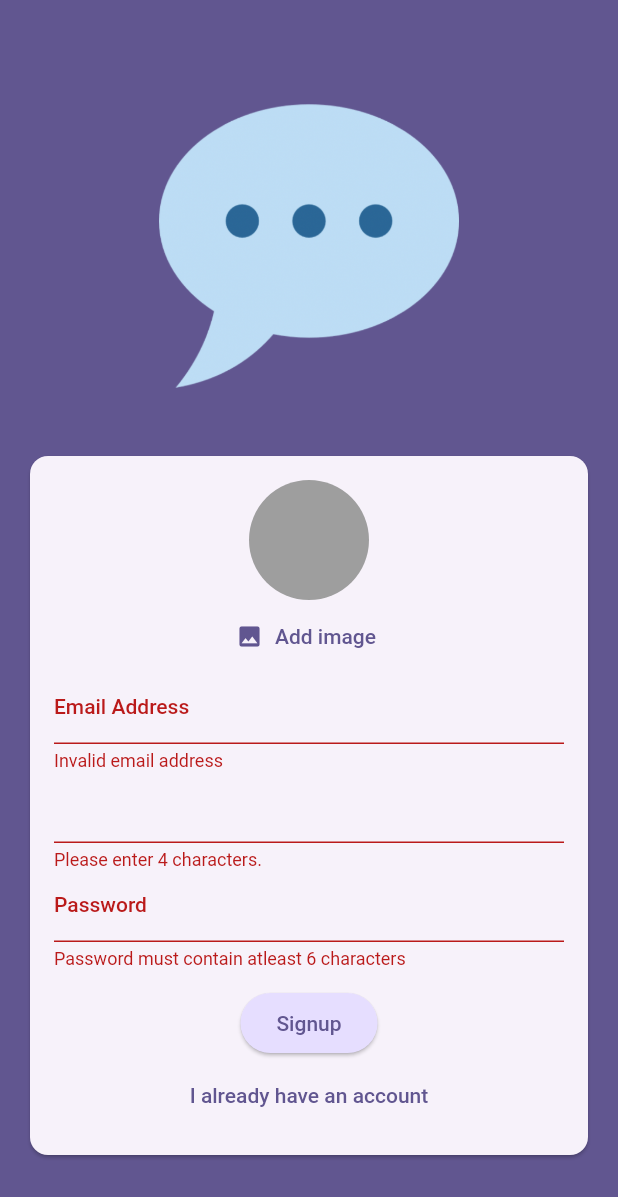
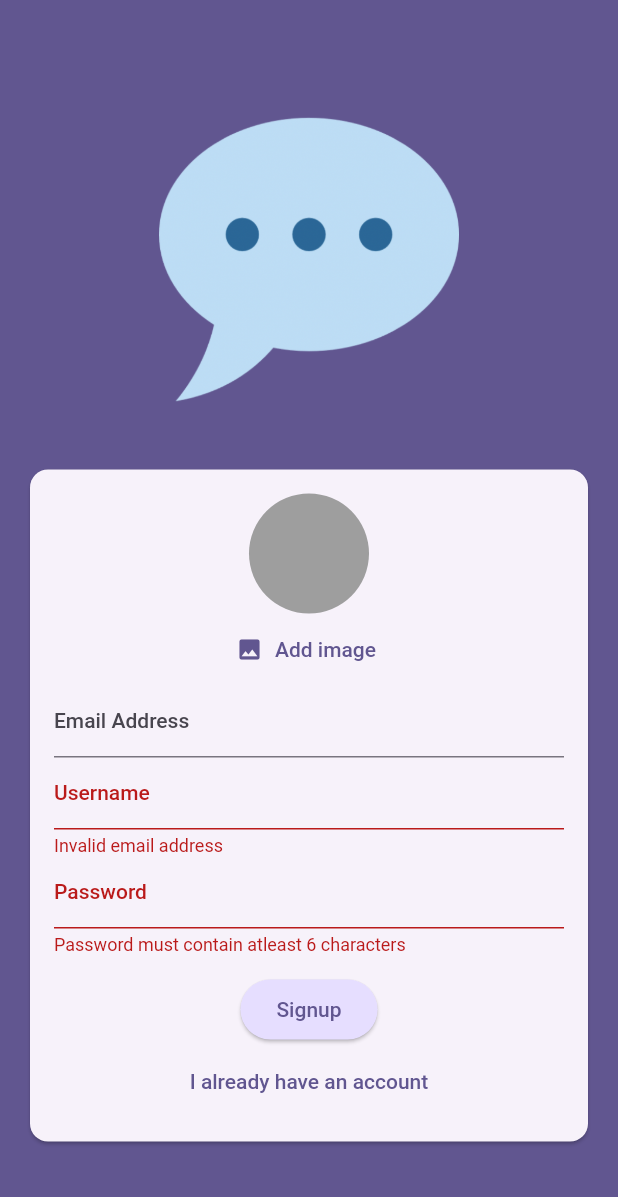
Before and after one commit to DilankaYasith/flutter_chat_app, a Flutter app: the screen it shows after launch, after a tap on "Login", after a tap on "Create an account", on a phone screen of 412 x 824 dp. Shown: the top 1197 px of the screen. Run offline on Flutter 3.47's test engine with Material 2 defaults, Android fonts, the phone set to English and light mode, and no system bars; our stand-ins replace cloud_firestore, firebase_auth, firebase_core, firebase_storage, image_picker; accounts and stored records are empty.

Commit message:
added the username field to the signup screen

```diff
--- a/lib/screens/auth.dart
+++ b/lib/screens/auth.dart
@@ -24,6 +24,7 @@ class _AuthScreenState extends State<AuthScreen> {
 
   var _isLogin = true;
   var _enteredEmail = '';
+  var _enteredUsername = '';
   var _enteredPassword = '';
   File? _selectedImage;
   var _isAuthenticating = false;
@@ -60,7 +61,7 @@ class _AuthScreenState extends State<AuthScreen> {
             .collection('users')
             .doc(userCredentials.user!.uid)
             .set({
-          'username': 'to be done..',
+          'username': _enteredUsername,
           'email': _enteredEmail,
           'image_url': imageUrl,
         });
@@ -133,7 +134,11 @@ class _AuthScreenState extends State<AuthScreen> {
                               _enteredEmail = value!;
                             },
                           ),
+                          if (!_isLogin)
                             TextFormField(
+                              decoration:
+                                  const InputDecoration(labelText: 'Username'),
+                              enableSuggestions: false,
                               validator: (value) {
                                 if (value == null ||
                                     value.isEmpty ||
@@ -141,6 +146,9 @@ class _AuthScreenState extends State<AuthScreen> {
                                   return 'Please enter 4 characters.';
                                 }
                                 return null;
+                              },
+                              onSaved: (value) {
+                                _enteredUsername = value!;
                               },
                             ),
                           TextFormField(
```
Lines whose indentation alone changed are shown as unchanged.
